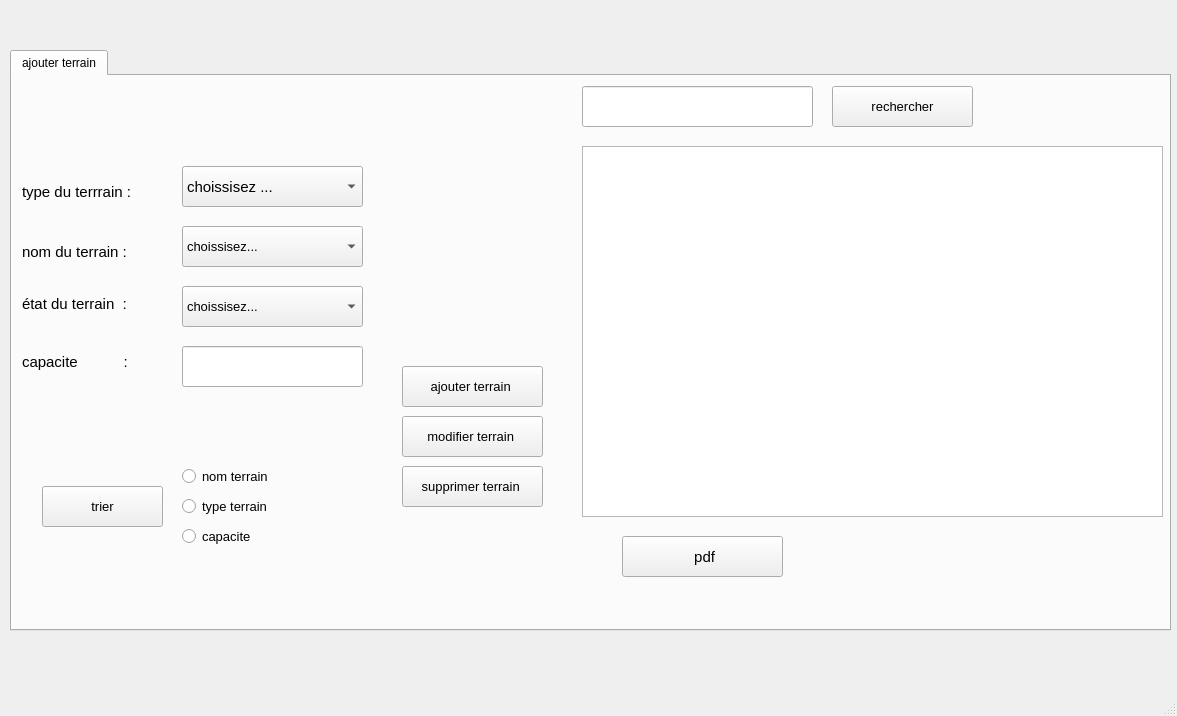
Above: mainwindow.ui from msii-esprit/Projet_CPP_2A26 before the change. Below: the same form after it.
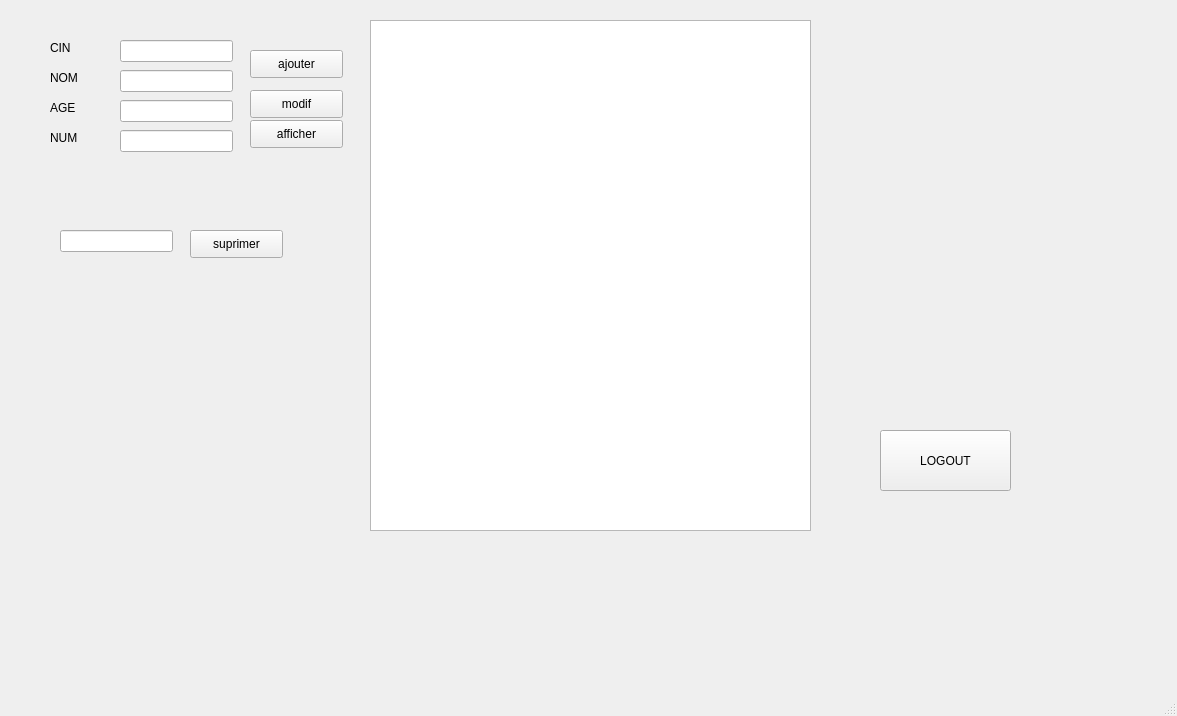
That is the form after the change. The open tabs and pages were chosen to show the change.

Diff of the .ui file:
```diff
--- a/mainwindow.ui
+++ b/mainwindow.ui
@@ -24,7 +24,7 @@
      </rect>
     </property>
     <property name="currentIndex">
-     <number>5</number>
+     <number>6</number>
     </property>
     <widget class="QWidget" name="page">
      <widget class="QLabel" name="nutilisateur">
@@ -5792,7 +5792,7 @@
        <widget class="QTableView" name="tableView_7">
         <property name="geometry">
          <rect>
-          <x>570</x>
+          <x>560</x>
           <y>70</y>
           <width>581</width>
           <height>371</height>
@@ -5910,6 +5910,185 @@
       </widget>
      </widget>
     </widget>
+    <widget class="QWidget" name="page_7">
+     <widget class="QTableView" name="tab_15">
+      <property name="geometry">
+       <rect>
+        <x>360</x>
+        <y>10</y>
+        <width>441</width>
+        <height>511</height>
+       </rect>
+      </property>
+     </widget>
+     <widget class="QLineEdit" name="sup_2">
+      <property name="geometry">
+       <rect>
+        <x>50</x>
+        <y>220</y>
+        <width>113</width>
+        <height>22</height>
+       </rect>
+      </property>
+     </widget>
+     <widget class="QPushButton" name="sup_3">
+      <property name="geometry">
+       <rect>
+        <x>180</x>
+        <y>220</y>
+        <width>93</width>
+        <height>28</height>
+       </rect>
+      </property>
+      <property name="text">
+       <string>suprimer</string>
+      </property>
+     </widget>
+     <widget class="QLabel" name="label_70">
+      <property name="geometry">
+       <rect>
+        <x>40</x>
+        <y>30</y>
+        <width>56</width>
+        <height>16</height>
+       </rect>
+      </property>
+      <property name="text">
+       <string>CIN</string>
+      </property>
+     </widget>
+     <widget class="QLineEdit" name="age">
+      <property name="geometry">
+       <rect>
+        <x>110</x>
+        <y>90</y>
+        <width>113</width>
+        <height>22</height>
+       </rect>
+      </property>
+     </widget>
+     <widget class="QPushButton" name="modif">
+      <property name="geometry">
+       <rect>
+        <x>240</x>
+        <y>80</y>
+        <width>93</width>
+        <height>28</height>
+       </rect>
+      </property>
+      <property name="text">
+       <string>modif</string>
+      </property>
+     </widget>
+     <widget class="QPushButton" name="affichage">
+      <property name="geometry">
+       <rect>
+        <x>240</x>
+        <y>110</y>
+        <width>93</width>
+        <height>28</height>
+       </rect>
+      </property>
+      <property name="text">
+       <string>afficher</string>
+      </property>
+     </widget>
+     <widget class="QLineEdit" name="cin_2">
+      <property name="geometry">
+       <rect>
+        <x>110</x>
+        <y>30</y>
+        <width>113</width>
+        <height>22</height>
+       </rect>
+      </property>
+     </widget>
+     <widget class="QLabel" name="label_71">
+      <property name="geometry">
+       <rect>
+        <x>40</x>
+        <y>120</y>
+        <width>56</width>
+        <height>16</height>
+       </rect>
+      </property>
+      <property name="text">
+       <string>NUM</string>
+      </property>
+     </widget>
+     <widget class="QLineEdit" name="nom_2">
+      <property name="geometry">
+       <rect>
+        <x>110</x>
+        <y>60</y>
+        <width>113</width>
+        <height>22</height>
+       </rect>
+      </property>
+     </widget>
+     <widget class="QLabel" name="label_72">
+      <property name="geometry">
+       <rect>
+        <x>40</x>
+        <y>90</y>
+        <width>56</width>
+        <height>16</height>
+       </rect>
+      </property>
+      <property name="text">
+       <string>AGE</string>
+      </property>
+     </widget>
+     <widget class="QLabel" name="label_73">
+      <property name="geometry">
+       <rect>
+        <x>40</x>
+        <y>60</y>
+        <width>56</width>
+        <height>16</height>
+       </rect>
+      </property>
+      <property name="text">
+       <string>NOM</string>
+      </property>
+     </widget>
+     <widget class="QPushButton" name="ajouter_2">
+      <property name="geometry">
+       <rect>
+        <x>240</x>
+        <y>40</y>
+        <width>93</width>
+        <height>28</height>
+       </rect>
+      </property>
+      <property name="text">
+       <string>ajouter</string>
+      </property>
+     </widget>
+     <widget class="QLineEdit" name="num">
+      <property name="geometry">
+       <rect>
+        <x>110</x>
+        <y>120</y>
+        <width>113</width>
+        <height>22</height>
+       </rect>
+      </property>
+     </widget>
+     <widget class="QPushButton" name="pushButton_21">
+      <property name="geometry">
+       <rect>
+        <x>870</x>
+        <y>420</y>
+        <width>131</width>
+        <height>61</height>
+       </rect>
+      </property>
+      <property name="text">
+       <string>LOGOUT</string>
+      </property>
+     </widget>
+    </widget>
    </widget>
   </widget>
   <widget class="QMenuBar" name="menubar">
```
Left out of the diff: 28 changed lines with no effect on the pictures.
